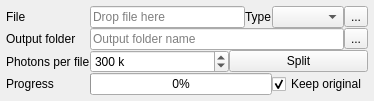
Above: chisurf/plugins/ptu_splitter/wizard.ui from Fluorescence-Tools/chisurf before the change. Below: the same form after it.
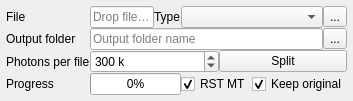
That is the form after the change.

Commit message: Add option to reset macro time in split files

```diff
--- a/chisurf/plugins/ptu_splitter/wizard.ui
+++ b/chisurf/plugins/ptu_splitter/wizard.ui
@@ -6,7 +6,7 @@
    <rect>
     <x>0</x>
     <y>0</y>
-    <width>374</width>
+    <width>338</width>
     <height>98</height>
    </rect>
   </property>
@@ -36,38 +36,31 @@
      </property>
     </widget>
    </item>
-   <item row="0" column="5">
+   <item row="0" column="6">
     <widget class="QToolButton" name="toolButton">
      <property name="text">
       <string>...</string>
      </property>
     </widget>
    </item>
-   <item row="0" column="0">
-    <widget class="QLabel" name="label">
+   <item row="1" column="6">
+    <widget class="QToolButton" name="toolButton_2">
      <property name="text">
-      <string>File</string>
+      <string>...</string>
      </property>
     </widget>
    </item>
-   <item row="0" column="4">
-    <widget class="QComboBox" name="comboBox"/>
-   </item>
-   <item row="1" column="1" colspan="4">
-    <widget class="QLineEdit" name="lineEdit_2">
-     <property name="placeholderText">
-      <string>Output folder name</string>
-     </property>
-    </widget>
-   </item>
-   <item row="2" column="0">
-    <widget class="QLabel" name="label_3">
+   <item row="3" column="5" colspan="2">
+    <widget class="QCheckBox" name="checkBox">
      <property name="text">
-      <string>Photons per file</string>
+      <string>Keep original</string>
      </property>
+     <property name="checked">
+      <bool>true</bool>
+     </property>
     </widget>
    </item>
-   <item row="2" column="1" colspan="5">
+   <item row="2" column="1" colspan="6">
     <layout class="QHBoxLayout" name="horizontalLayout">
      <property name="spacing">
       <number>0</number>
@@ -106,6 +99,20 @@
      </item>
     </layout>
    </item>
+   <item row="2" column="0">
+    <widget class="QLabel" name="label_3">
+     <property name="text">
+      <string>Photons per file</string>
+     </property>
+    </widget>
+   </item>
+   <item row="0" column="3">
+    <widget class="QLabel" name="label_4">
+     <property name="text">
+      <string>Type</string>
+     </property>
+    </widget>
+   </item>
    <item row="0" column="1">
     <widget class="QLineEdit" name="lineEdit">
      <property name="placeholderText">
@@ -120,17 +127,17 @@
      </property>
     </widget>
    </item>
-   <item row="1" column="5">
-    <widget class="QToolButton" name="toolButton_2">
+   <item row="0" column="0">
+    <widget class="QLabel" name="label">
      <property name="text">
-      <string>...</string>
+      <string>File</string>
      </property>
     </widget>
    </item>
-   <item row="0" column="3">
-    <widget class="QLabel" name="label_4">
-     <property name="text">
-      <string>Type</string>
+   <item row="1" column="1" colspan="5">
+    <widget class="QLineEdit" name="lineEdit_2">
+     <property name="placeholderText">
+      <string>Output folder name</string>
      </property>
     </widget>
    </item>
@@ -141,16 +148,22 @@
      </property>
     </widget>
    </item>
-   <item row="3" column="4" colspan="2">
-    <widget class="QCheckBox" name="checkBox">
+   <item row="3" column="4">
+    <widget class="QCheckBox" name="checkBox_2">
+     <property name="toolTip">
+      <string>Reset the macro time of the splitted files. When enabeled macro times of files begin at zero.</string>
+     </property>
      <property name="text">
-      <string>Keep original</string>
+      <string>RST MT</string>
      </property>
      <property name="checked">
       <bool>true</bool>
      </property>
     </widget>
    </item>
+   <item row="0" column="4" colspan="2">
+    <widget class="QComboBox" name="comboBox"/>
+   </item>
   </layout>
  </widget>
  <resources/>
```
The commit also changes 1 other file.
